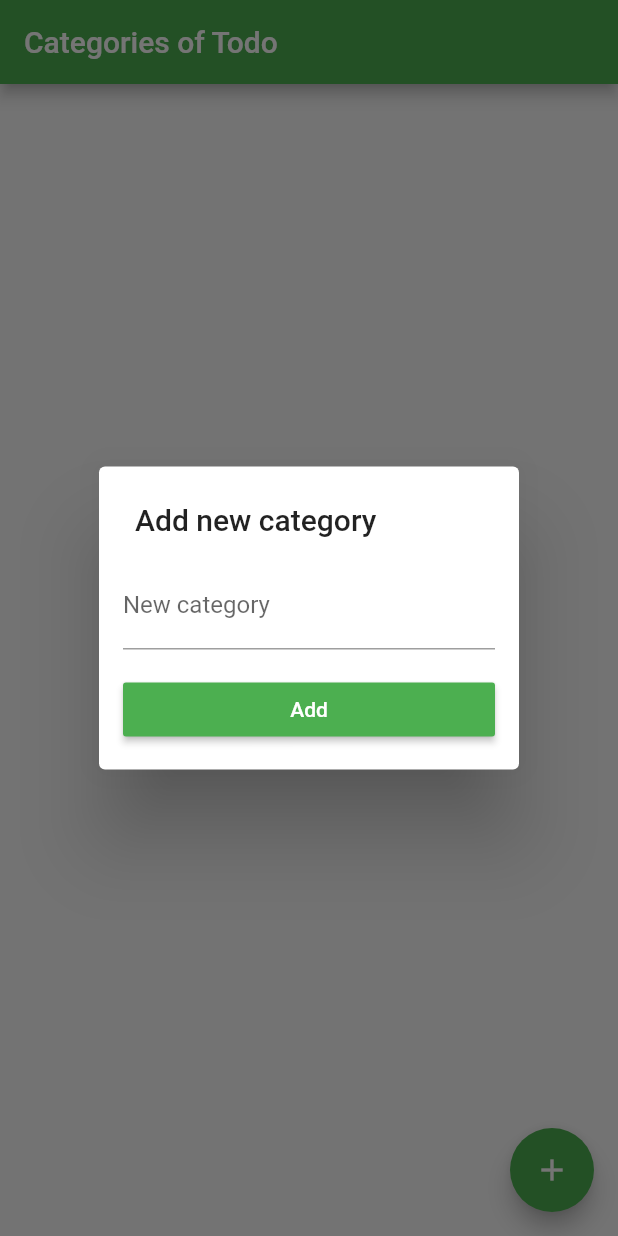
After one commit to YannMancel/to_do_app, a Flutter app: the screen it shows after launch, after a tap on the "add" icon, on a phone screen of 412 x 824 dp. The commit adds this screen. Run offline on Flutter 3.47's test engine with Material 2 defaults, Android fonts, the phone set to English and light mode, and no system bars; our stand-ins replace sqflite; accounts and stored records are empty.

Commit message:
Add category_dialog.dart

```diff
--- /dev/null
+++ b/lib/ui_layer/category_dialog.dart
@@ -0,0 +1,77 @@
+import 'package:flutter/material.dart';
+import 'package:to_do_app/data_layer/category.dart';
+
+typedef Action = void Function(Category category);
+
+enum Mode { INSERT, UPDATE }
+
+/// A [StatefulWidget] subclass.
+// ignore: must_be_immutable
+class CategoryDialog extends StatefulWidget {
+  Mode mode;
+  Action actionOnClick;
+  Category oldCategory;
+
+  CategoryDialog(
+      {@required this.mode, @required this.actionOnClick, this.oldCategory});
+
+  @override
+  _CategoryDialogState createState() => _CategoryDialogState();
+}
+
+/// A [State] of [CategoryDialog] subclass.
+class _CategoryDialogState extends State<CategoryDialog> {
+
+  // FIELDS --------------------------------------------------------------------
+
+  String _newTitle;
+
+  // METHODS -------------------------------------------------------------------
+
+  // -- State --
+
+  @override
+  void initState() {
+    super.initState();
+    _newTitle = widget.oldCategory?.title ?? '';
+  }
+
+  @override
+  Widget build(BuildContext context) {
+    return SimpleDialog(
+        title: Text((widget.mode == Mode.INSERT)
+            ? 'Add new category' : 'Update category'),
+        contentPadding: EdgeInsets.all(16.0),
+        children: [
+          TextField(
+              keyboardType: TextInputType.text,
+              decoration: InputDecoration(labelText: (widget.mode == Mode.INSERT)
+                  ? 'New category' : widget.oldCategory.title),
+              onChanged: (name) => _newTitle = name),
+          SizedBox(height: 16.0),
+          RaisedButton(
+              color: Theme.of(context).primaryColor,
+              child: Text((widget.mode == Mode.INSERT)
+                  ? 'Add' : 'Update', style: TextStyle(color: Colors.white)),
+              onPressed: _onClickButton)
+        ]);
+  }
+
+  // -- Action --
+
+  void _onClickButton() {
+    Category category;
+    switch (widget.mode) {
+      case Mode.INSERT:
+        category = Category(title: _newTitle);
+        break;
+
+      case Mode.UPDATE:
+        category = Category(id: widget.oldCategory.id, title: _newTitle);
+        break;
+    }
+
+    widget.actionOnClick(category);
+    Navigator.pop(context);
+  }
+}
```
Also changed, not shown: lib/ui_layer/categories_screen.dart (+11 -43 lines).
